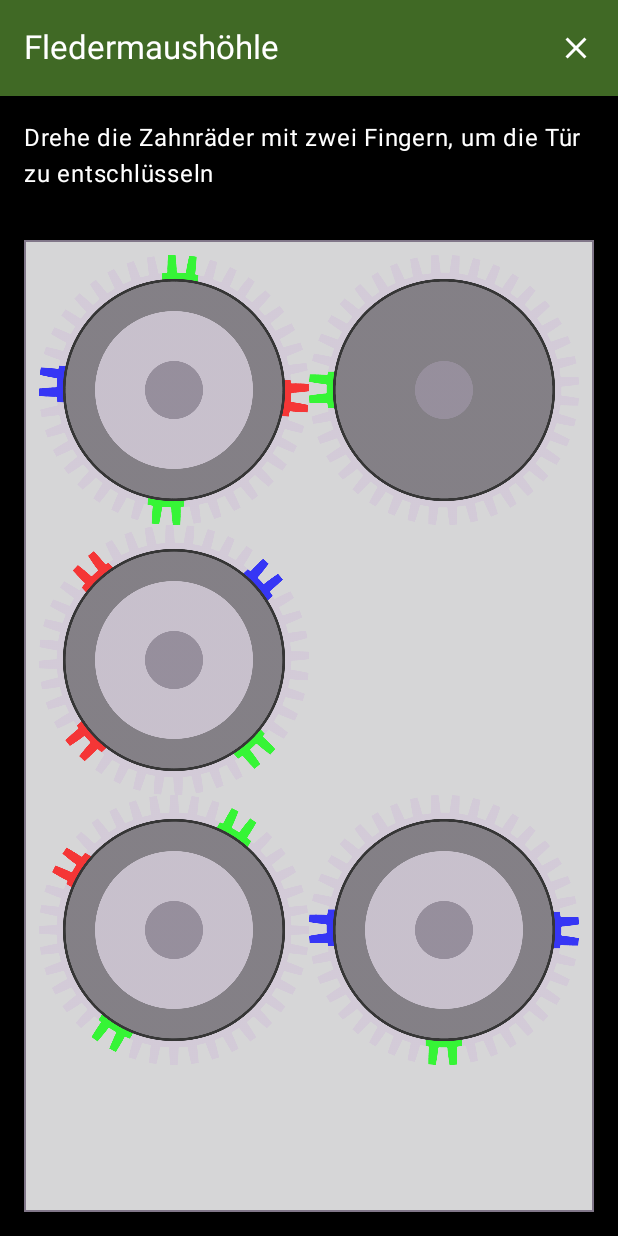
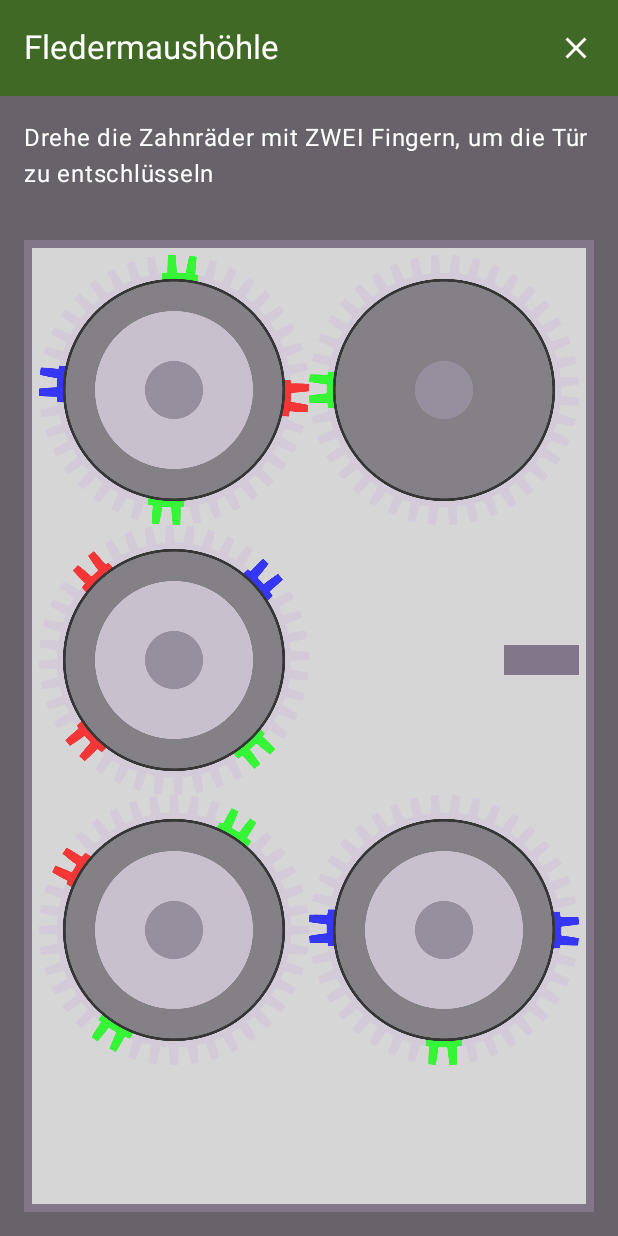
Before and after one commit to Lara-H/FasanerieWiesbaden, an Android app built with Jetpack Compose: the BatScreen screen opened through its navigation route, on a phone screen of 412 x 824 dp. Run offline under Robolectric (Android 15) with nearby library versions, the light colour scheme and no system bars.

Commit message:
bat game

```diff
--- a/app/src/main/java/de/hsrm/mi/mc/fasaneriewiesbaden/graphs/stations/BatNavGraph.kt
+++ b/app/src/main/java/de/hsrm/mi/mc/fasaneriewiesbaden/graphs/stations/BatNavGraph.kt
@@ -28,7 +28,15 @@ fun NavGraphBuilder.batNavGraph(navController: NavHostController, data: Data) {
             )
         }
         composable(route = BatScreen.Game.route) {
-            BatScreen()
+            BatScreen(
+                onDone = {
+                    navController.navigate(BatScreen.Bye.route) {
+                        popUpTo(navController.graph.id) {
+                            inclusive = true
+                        }
+                    }
+                }
+            )
         }
         composable(route = BatScreen.Bye.route) {
             CommunicationScreen(
--- a/app/src/main/java/de/hsrm/mi/mc/fasaneriewiesbaden/screens/game/BatScreen.kt
+++ b/app/src/main/java/de/hsrm/mi/mc/fasaneriewiesbaden/screens/game/BatScreen.kt
@@ -3,6 +3,7 @@ package de.hsrm.mi.mc.fasaneriewiesbaden.screens.game
 import android.annotation.SuppressLint
 import android.os.Handler
 import android.os.Looper
+import androidx.compose.animation.core.FastOutLinearInEasing
 import androidx.compose.animation.core.animateFloatAsState
 import androidx.compose.foundation.Image
 import androidx.compose.foundation.background
@@ -12,10 +13,13 @@ import androidx.compose.foundation.gestures.transformable
 import androidx.compose.foundation.layout.Arrangement
 import androidx.compose.foundation.layout.Box
 import androidx.compose.foundation.layout.Column
+import androidx.compose.foundation.layout.absoluteOffset
 import androidx.compose.foundation.layout.fillMaxSize
+import androidx.compose.foundation.layout.height
 import androidx.compose.foundation.layout.offset
 import androidx.compose.foundation.layout.padding
 import androidx.compose.foundation.layout.size
+import androidx.compose.foundation.layout.width
 import androidx.compose.material3.MaterialTheme
 import androidx.compose.material3.Text
 import androidx.compose.runtime.Composable
@@ -23,6 +27,7 @@ import androidx.compose.runtime.getValue
 import androidx.compose.ui.Modifier
 import androidx.compose.ui.draw.paint
 import androidx.compose.ui.graphics.Color
+import androidx.compose.ui.graphics.TransformOrigin
 import androidx.compose.ui.graphics.graphicsLayer
 import androidx.compose.ui.layout.ContentScale
 import androidx.compose.ui.platform.LocalConfiguration
@@ -30,6 +35,7 @@ import androidx.compose.ui.res.painterResource
 import androidx.compose.ui.res.stringResource
 import androidx.compose.ui.tooling.preview.Preview
 import androidx.compose.ui.unit.dp
+import androidx.compose.ui.unit.min
 import androidx.lifecycle.ViewModel
 import androidx.lifecycle.ViewModelProvider
 import androidx.lifecycle.viewmodel.compose.viewModel
@@ -42,7 +48,7 @@ import kotlin.concurrent.timer
 
 @SuppressLint("UnusedMaterial3ScaffoldPaddingParameter")
 @Composable
-fun BatScreen() {
+fun BatScreen(onDone: () -> Unit) {
     val configuration = LocalConfiguration.current
     val doorWidth = configuration.screenWidthDp.dp - (MaterialTheme.spacing.medium * 2)
 
@@ -56,37 +62,54 @@ fun BatScreen() {
         }
     )
 
+    // check if done
+    if (viewModel.isDone.value) {
+        onDone()
+    }
+
     // detect any changes to data and recompose composable
     viewModel.onUpdate.value
 
-    // open door
-    val mainHandler = Handler(Looper.getMainLooper())
-    if (viewModel.gameIsDone.value && !viewModel.isDone.value) {
-        mainHandler.post(object : Runnable {
-            override fun run() {
-                viewModel.openDoor()
-                mainHandler.postDelayed(this, 5000)
-                mainHandler.removeCallbacks(this)
-            }
-        })
-    }
-
     Column(modifier = Modifier
         .fillMaxSize()
-        .background(Color.Black),
+        .background(Color(0xFF68636b)),
         verticalArrangement = Arrangement.SpaceBetween
     ) {
 
         Column() {
             TopBar(text = stringResource(R.string.title_location_bat), isMainNav = false)
-            Text(text = "Drehe die Zahnräder mit zwei Fingern, um die Tür zu entschlüsseln", Modifier.padding(all = MaterialTheme.spacing.medium), color = Color.White,)
+            Text(
+                text = stringResource(R.string.station_bat_game_text),
+                Modifier.padding(
+                    all = MaterialTheme.spacing.medium
+                ),
+                color = Color.White
+            )
         }
+
+        Box (modifier = Modifier
+            .padding(all = MaterialTheme.spacing.medium)
+            .fillMaxSize()
+            .background(Color.Black)
+        ) {
+            val interpolated = FastOutLinearInEasing.transform(0.25f);
+            val deg = 105f;
+            val distort: Float by animateFloatAsState(if (viewModel.visible.value) 0f else kotlin.math.min(interpolated * deg, 90f))
+
+            Box(modifier = Modifier
+                .border(width = 5.dp, color = Color(0xFF817789))
+                .fillMaxSize()
+                .graphicsLayer {
+                    rotationY = distort
+                    transformOrigin = TransformOrigin(
+                        pivotFractionX = 0f,
+                        pivotFractionY = 0.5f
+                    )
+                }) {
 
                 Box(
                     modifier = Modifier
-                .padding(all = MaterialTheme.spacing.medium)
                         .fillMaxSize()
-                .offset(viewModel.offsetDoor.value)
                         .paint(
                             painterResource(id = R.drawable.bat_door),
                             contentScale = ContentScale.FillBounds
@@ -115,8 +138,22 @@ fun BatScreen() {
                         }
                     }
 
+                    Box(modifier = Modifier
+                        .offset(viewModel.doorWidth - 50.dp - viewModel.paddingBorder, viewModel.drillWidth + viewModel.drillWidth/2)
+                    ) {
+                        Box(modifier = Modifier
+                            .background(Color(0xFF817789))
+                            .width(50.dp)
+                            .height(20.dp)
+                        )
+                    }
+
 
                 }
+
+            }
+        }
+
     }
 
 }
@@ -124,5 +161,7 @@ fun BatScreen() {
 @Preview(showBackground = true)
 @Composable
 fun BatScreenPreview() {
-    BatScreen()
+    BatScreen(
+        onDone = {}
+    )
 }
--- a/app/src/main/java/de/hsrm/mi/mc/fasaneriewiesbaden/screens/game/BatViewModel.kt
+++ b/app/src/main/java/de/hsrm/mi/mc/fasaneriewiesbaden/screens/game/BatViewModel.kt
@@ -12,13 +12,9 @@ import java.util.UUID
 import kotlin.concurrent.schedule
 
 class BatViewModel(val doorWidth: Dp): ViewModel() {
-    private val paddingBorder = 10.dp
+    val paddingBorder = 10.dp
     val drillWidth = doorWidth/2 - paddingBorder
     var isDone = mutableStateOf(false)
-        private set
-    var gameIsDone = mutableStateOf(false)
-        private set
-    var offsetDoor = mutableStateOf(0.dp)
         private set
     var visible = mutableStateOf(true)
         private set
@@ -56,19 +52,10 @@ class BatViewModel(val doorWidth: Dp): ViewModel() {
         if (allDone) {
             visible.value = false
             updateUI()
-            Timer().schedule(5000) {
-                gameIsDone.value = true
+            Timer().schedule(3000) {
+                isDone.value = true
             }
         }
-    }
-
-    fun openDoor() {
-        val newOffsetDoor = mutableStateOf(offsetDoor.value - 5.dp)
-        offsetDoor = newOffsetDoor
-        if (offsetDoor.value > doorWidth) {
-            isDone.value = true
-        }
-        updateUI()
     }
 
     private fun updateUI() {
--- a/app/src/main/res/values/strings.xml
+++ b/app/src/main/res/values/strings.xml
@@ -89,20 +89,20 @@
     <string name="station_owl_game_text">LOREM IPSUM</string>
     <string name="station_owl_bye_text">LOREM IPSUM</string>
 
-    <string name="station_chicken_greeting_text">LOREM IPSUM</string>
+    <string name="station_chicken_greeting_text">Hallo gack gack, schön dich kennenzulernen gack, ich bin Henry gack. Meine Hühner haben vor kurzem ganz viele Eier gelegt gack und jetzt herrscht hier ein großes Durcheinander gack. Wir brauchen deine Hilfe um die Eier wieder den passenden Hühnern zuzuordnen gaaack.</string>
     <string name="station_chicken_greeting_btn">Helfe Henry</string>
     <string name="station_chicken_game_text">LOREM IPSUM</string>
-    <string name="station_chicken_bye_text">LOREM IPSUM</string>
+    <string name="station_chicken_bye_text">Kikerikiii, wir sind dir überaus dankbar und meine Hühner sind glücklich gack, du hast uns sehr geholfen gack. Wir können nicht gut schwimmen und wissen daher nichts über Gold in unserem Teich. Aber die Otter waren hier schon tauchen. Viel Glück bei deiner Suche! Kikerikiiii</string>
 
-    <string name="station_otter_greeting_text">LOREM IPSUM</string>
+    <string name="station_otter_greeting_text">Hallo, darf ich mich vorstellen, ich bin Olli. Mein Papa hat heute Geburtstag und ich möchte ihn mit einer tollen Geburtstagsparty überraschen. Dafür brauchen wir noch ein paar leckere Fische. Kannst du mir helfen?</string>
     <string name="station_otter_greeting_btn">Helfe Olli</string>
     <string name="station_otter_game_text">Tippe auf die Fische, um sie zu fangen</string>
-    <string name="station_otter_bye_text">LOREM IPSUM</string>
+    <string name="station_otter_bye_text">Vielen lieben Dank, jetzt haben wir genügend Fische für die Party. Wir haben schon oft im Teich der Hühner gespielt und dabei ganze 5 Goldmünzen gefunden! Einmal haben wir auch eine geheime unterirdische Verbindung zur Fledermaushöhle entdeckt. Denkst du, der Schatz könnte sich in einer Höhle befinden?</string>
 
-    <string name="station_bat_greeting_text">LOREM IPSUM</string>
+    <string name="station_bat_greeting_text">Fiep fiep fiep. Hey du, ich bin Frieda. Herzlich willkommen in unserer Höhle. Der geheimnisvolle Schatz soll in einer Höhle sein? Fiep. Wir haben bislang auch nur davon gehört, aber gesehen haben wir ihn noch nicht. Wie du siehst fiep, gibt es da hinten eine verschlossene Tür, die bisher niemand öffnen konnte. Fiep fiep.</string>
     <string name="station_bat_greeting_btn">Helfe Frieda</string>
-    <string name="station_bat_game_text">Drehe dein Handy in die richtige Richtung, um Frieda durch die Höhle zu leiten</string>
-    <string name="station_bat_bye_text">LOREM IPSUM</string>
+    <string name="station_bat_game_text">Drehe die Zahnräder mit ZWEI Fingern, um die Tür zu entschlüsseln</string>
+    <string name="station_bat_bye_text">Du bist ja ein echter Profi im Knacken von kniffligen Türschlössern! Hier hast du eine Taschenlampe, damit kannst du in die dunkle Höhle leuchten!</string>
 
     <string name="outro_speech_text">LOREM IPSUM</string>
     <string name="outro_treasure_text">Gemeinsam gelingt es den Tieren den Schatz zu bergen…</string>
```
Lines whose indentation alone changed are shown as unchanged.
